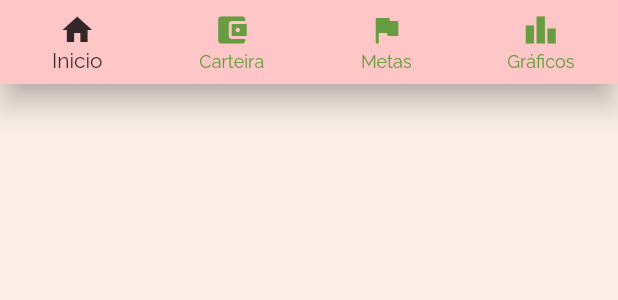
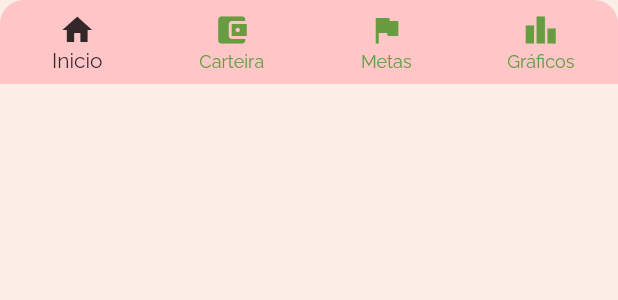
Before and after one commit to proz-tecnologia/PIT01GP06, a Flutter app: the BottomBar widget shown alone on an empty page, opened directly, on a phone screen of 412 x 824 dp. Shown: the top 300 px of the screen. Run offline on Flutter 3.47's test engine with Material 2 defaults, Android fonts, the phone set to English and light mode, and no system bars.

Commit message:
add borderRadius style

```diff
--- a/lib/pages/home/components/bottonbar.dart
+++ b/lib/pages/home/components/bottonbar.dart
@@ -1,4 +1,5 @@
 import 'dart:developer';
+
 import 'package:flutter/material.dart';
 
 class BottomBar extends StatefulWidget {
@@ -12,7 +13,10 @@ class _BottomBarState extends State<BottomBar> {
   var index = 0;
   @override
   Widget build(BuildContext context) {
-    return BottomNavigationBar(
+    return ClipRRect(
+      borderRadius: const BorderRadius.only(
+          topRight: Radius.circular(16), topLeft: Radius.circular(16)),
+      child: BottomNavigationBar(
         type: BottomNavigationBarType.fixed,
         onTap: (value) {
           setState(() {
@@ -23,7 +27,7 @@ class _BottomBarState extends State<BottomBar> {
         showSelectedLabels: true,
         showUnselectedLabels: true,
         currentIndex: index,
-      items: const  <BottomNavigationBarItem>[
+        items: const <BottomNavigationBarItem>[
           BottomNavigationBarItem(
             label: 'Inicio',
             icon: Icon(Icons.home),
@@ -41,6 +45,7 @@ class _BottomBarState extends State<BottomBar> {
             label: 'Gráficos',
           ),
         ],
+      ),
     );
   }
 }
```
Lines whose indentation alone changed are shown as unchanged.
